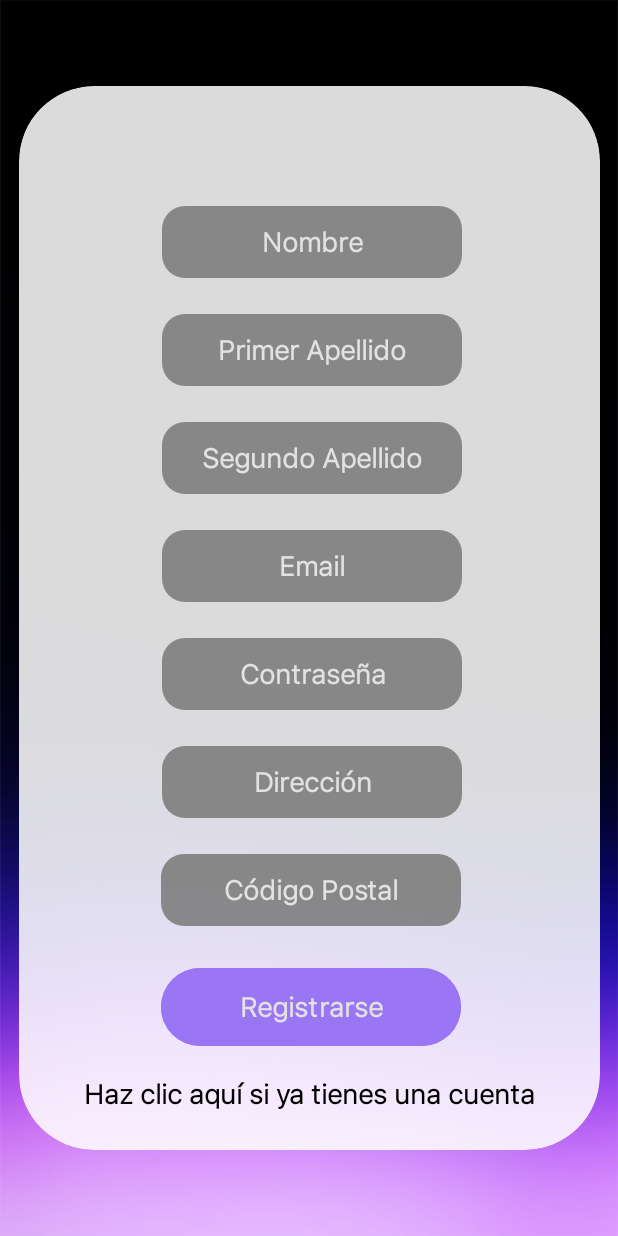
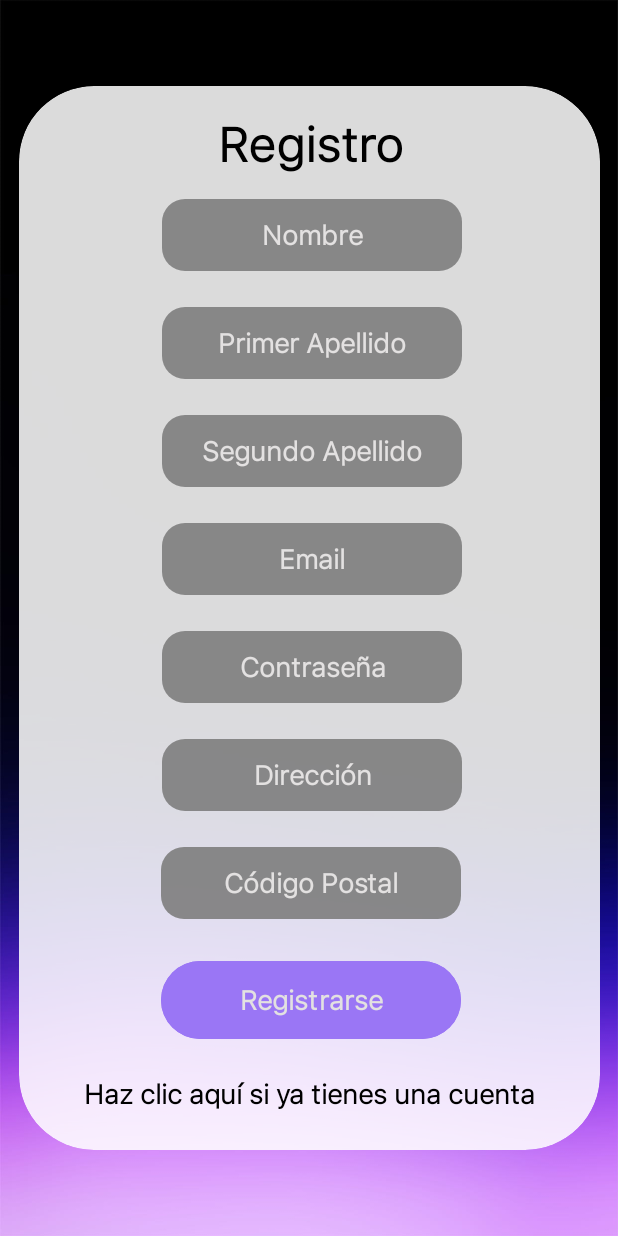
Before and after one commit to RalphNM1/ClothesVault-Android, an Android app: the Registro screen opened directly, with no data from a screen before it, after a tap on "Registrarse", on a phone screen of 412 x 824 dp. Run offline under Robolectric (Android 15) with nearby library versions, the phone set to English and light mode, and no system bars.

Commit message:
Commit login

```diff
--- a/app/src/main/java/com/iesfernandowirtz/clothesvault/Registro.java
+++ b/app/src/main/java/com/iesfernandowirtz/clothesvault/Registro.java
@@ -64,30 +64,28 @@ public class Registro extends AppCompatActivity {
 
 
         btRegistrar.setOnClickListener(new View.OnClickListener() {
-
             @Override
             public void onClick(View v) {
-
                 try {
                     Usuario u = new Usuario();
                     u.setNombre(txtNombre.getText().toString());
                     u.setApellido1(txtPrimerApellido.getText().toString());
                     u.setApellido2(txtSegundoApellido.getText().toString());
-                    u.setEmail(txtEmail.getText().toString());
+                    String email = txtEmail.getText().toString();
+                    if (!validarFormatoCorreo(email)) {
+                        Toast.makeText(Registro.this, "Ingrese un correo electrónico válido", Toast.LENGTH_SHORT).show();
+                        return;
+                    }
+                    u.setEmail(email);
                     u.setContrasenha(cifrarContrasenha(txtContrasenha.getText().toString())); // CIFRAR CONTRASEÑA
                     u.setDireccion(txtDireccion.getText().toString());
                     u.setCp(Integer.parseInt(txtCp.getText().toString()));
 
                     // Comprobar que el usuario no existe
                     verificarUsuarioExistente(u);
-
-
                 } catch (NumberFormatException nfe) {
-
                     Toast.makeText(Registro.this, "Introduzca todos los campos", Toast.LENGTH_SHORT).show();
                 }
-
-
             }
         });
 
@@ -115,7 +113,6 @@ public class Registro extends AppCompatActivity {
 
                 }
             }
-
             @Override
             public void onFailure(Call<List<Usuario>> call, Throwable throwable) {
 
@@ -124,7 +121,7 @@ public class Registro extends AppCompatActivity {
     }
 
 
-    public void limpiarCampos() {
+    public void limpiarCampos() { // Limpiar todos los campos de la pantalla
         txtNombre.setText("");
         txtPrimerApellido.setText("");
         txtSegundoApellido.setText("");
@@ -134,9 +131,11 @@ public class Registro extends AppCompatActivity {
         txtCp.setText("");
     }
 
-
-
-
+    private boolean validarFormatoCorreo(String correo) {
+        // Expresión regular para validar el formato del correo electrónico
+        String regex = "^[a-zA-Z0-9._%+-]+@[a-zA-Z0-9.-]+\\.[a-zA-Z]{2,}$";
+        return correo.matches(regex);
+    }
 
     public void addUsuario(Usuario u) {
         servicioUsuario = Apis.getServicioUsuario();
--- a/app/src/main/res/layout/activity_login.xml
+++ b/app/src/main/res/layout/activity_login.xml
@@ -98,7 +98,7 @@
                 android:hint="@string/contrasenha"
                 android:inputType="textPassword"
                 android:textAlignment="center"
-                android:textColor="@color/black"
+                android:textColor="@color/white"
                 android:textColorHint="#e3e1e1"
                 android:textStyle="bold"
                 app:layout_constraintEnd_toEndOf="parent"
@@ -135,7 +135,7 @@
                 android:hint="@string/email"
                 android:inputType="textEmailAddress"
                 android:textAlignment="center"
-                android:textColor="@color/black"
+                android:textColor="@color/white"
                 android:textColorHint="#e3e1e1"
                 android:textStyle="bold"
                 app:layout_constraintEnd_toEndOf="parent"
--- a/app/src/main/res/layout/activity_registro.xml
+++ b/app/src/main/res/layout/activity_registro.xml
@@ -31,13 +31,32 @@
             android:layout_width="387dp"
             android:layout_height="709dp">
 
+            <TextView
+                android:id="@+id/textView2"
+                android:layout_width="wrap_content"
+                android:layout_height="wrap_content"
+                android:layout_marginStart="132dp"
+                android:layout_marginTop="16dp"
+                android:layout_marginEnd="132dp"
+                android:layout_marginBottom="16dp"
+                android:fontFamily="@font/allproyectfont"
+                android:text="@string/registro"
+                android:textAlignment="center"
+                android:textColor="@color/black"
+                android:textColorHint="#e3e1e1"
+                android:textSize="32sp"
+                android:textStyle="bold"
+                app:layout_constraintBottom_toTopOf="@+id/registerNombre"
+                app:layout_constraintEnd_toEndOf="parent"
+                app:layout_constraintStart_toStartOf="parent"
+                app:layout_constraintTop_toTopOf="parent" />
 
             <EditText
                 android:id="@+id/registerNombre"
                 android:layout_width="200dp"
                 android:layout_height="48dp"
                 android:layout_marginStart="95dp"
-                android:layout_marginTop="80dp"
+                android:layout_marginTop="16dp"
                 android:layout_marginEnd="95dp"
                 android:autofillHints="text"
                 android:background="@drawable/edittextesqredond"
@@ -51,7 +70,7 @@
                 app:layout_constraintEnd_toEndOf="parent"
                 app:layout_constraintHorizontal_bias="0.0"
                 app:layout_constraintStart_toStartOf="parent"
-                app:layout_constraintTop_toTopOf="parent" />
+                app:layout_constraintTop_toBottomOf="@+id/textView2" />
 
             <EditText
                 android:id="@+id/registerApelldio2"
--- a/app/src/main/res/values/strings.xml
+++ b/app/src/main/res/values/strings.xml
@@ -11,5 +11,6 @@
     <string name="registerDireccion">Dirección</string>
     <string name="registerCodigoPostal">Código Postal</string>
     <string name="registerSiCuenta">Haz clic aquí si ya tienes una cuenta</string>
+    <string name="registro">Registro</string>
 
 </resources>
```
Also changed, not shown: app/src/main/java/com/iesfernandowirtz/clothesvault/Login.java (+68 -4 lines), 1 other file.
